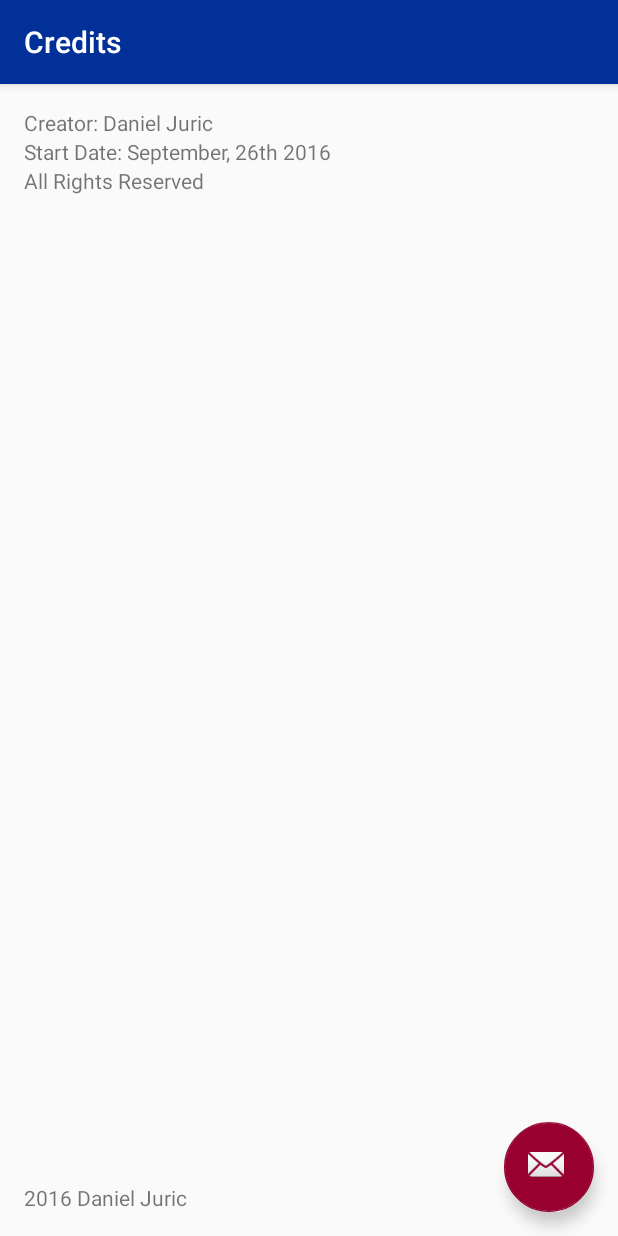
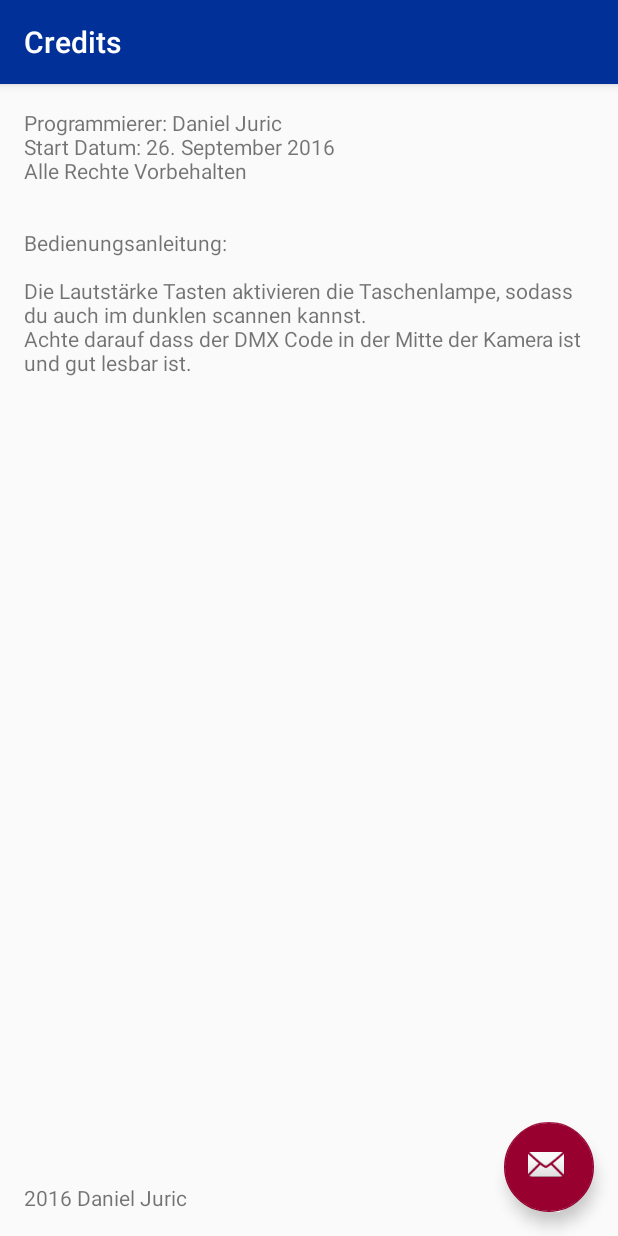
Before and after one commit to BorgWarner-MAI/BW-DMX-Scanner, an Android app: the screen it shows after launch (AboutActivity), after a tap on "About", on a phone screen of 412 x 824 dp. Run offline under Robolectric (Android 15) with nearby library versions, the phone set to English and light mode, and no system bars; our stand-ins replace AdMob; libraries missing offline, so code that uses them is left out: com.crashlytics.android, com.google.zxing.integration, io.fabric.sdk; 1 statement that could not run was skipped.

Commit message:
v1.0.0 (72) RELEASE Kommentare geaddet

```diff
--- a/app/build.gradle
+++ b/app/build.gradle
@@ -22,7 +22,7 @@ android {
         applicationId "danieljuric.borgwarner"
         minSdkVersion 21
         targetSdkVersion 24
-        versionCode 69
+        versionCode 72
         versionName "1.0.0"
         testInstrumentationRunner "android.support.test.runner.AndroidJUnitRunner"
     }
--- a/app/src/main/java/danieljuric/borgwarner/AboutActivity.java
+++ b/app/src/main/java/danieljuric/borgwarner/AboutActivity.java
@@ -7,6 +7,7 @@ import android.support.design.widget.Snackbar;
 import android.support.v7.app.AppCompatActivity;
 import android.support.v7.widget.Toolbar;
 import android.view.View;
+import android.widget.TextView;
 import android.widget.Toast;
 
 public class AboutActivity extends AppCompatActivity {
@@ -17,6 +18,12 @@ public class AboutActivity extends AppCompatActivity {
         setContentView(R.layout.activity_about);
         Toolbar toolbar = (Toolbar) findViewById(R.id.toolbar);
         setSupportActionBar(toolbar);
+
+        /*   Infos schreiben */
+         final String text = "Programmierer: Daniel Juric\nStart Datum: 26. September 2016\nAlle Rechte Vorbehalten\n\n\nBedienungsanleitung:\n\nDie Lautstärke Tasten aktivieren die Taschenlampe, sodass du auch im dunklen scannen kannst.\nAchte darauf dass der DMX Code in der Mitte der Kamera ist und gut lesbar ist.";
+        TextView about_text_all = (TextView) findViewById(R.id.about_text_all);
+        about_text_all.setText(text);
+        /*  Infos schreiben ende */
 
         FloatingActionButton fab = (FloatingActionButton) findViewById(R.id.fab);
         fab.setOnClickListener(new View.OnClickListener() {
--- a/app/src/main/java/danieljuric/borgwarner/MainActivity.java
+++ b/app/src/main/java/danieljuric/borgwarner/MainActivity.java
@@ -39,25 +39,28 @@ public class MainActivity extends AppCompatActivity {
     @Override
     protected void onCreate(Bundle savedInstanceState) {
         super.onCreate(savedInstanceState);
-        Fabric.with(this, new Crashlytics(), new CrashlyticsNdk());
+        Fabric.with(this, new Crashlytics(), new CrashlyticsNdk()); // Crashlytics Aktivieren
         setContentView(R.layout.activity_main);
 
         // Ad Banner Main Unten
         mAdView = (AdView) findViewById(R.id.adView);
         AdRequest adRequest = new AdRequest.Builder().build();
         mAdView.loadAd(adRequest);
-
+        // Addbanner Fertig
 
         // Finde die Toolbar
         Toolbar toolbar = (Toolbar) findViewById(R.id.toolbar);
         // Setze Toolbar zu Actionbar für diese Activity
         // Die Toolbar darf nicht null sein
         setSupportActionBar(toolbar);
+        // Toolbar fertig
 
+        // File Saving
         FileSystem fileSystem = new FileSystem();
         Toast.makeText(this, fileSystem.loadFromTxt(), Toast.LENGTH_LONG).show();
+        //File Saving fertig
 
-
+        // Scan Button
         final Button main_button_encode = (Button) findViewById(R.id.main_button_encode);
         main_button_encode.setOnClickListener(new View.OnClickListener() {
             @Override
@@ -71,12 +74,13 @@ public class MainActivity extends AppCompatActivity {
                 scanIntegrator.initiateScan();
             }
         });
+        // Scan Button Fertig
 
     }
 
     /**
      *
-     *  TOOLBAR
+     *  TOOLBAR Methoden
      *
      */
     @Override
@@ -99,6 +103,7 @@ public class MainActivity extends AppCompatActivity {
                 return super.onOptionsItemSelected(item);
         }
     }
+    // Toolbar Fertig
 
     /**
      *
@@ -107,20 +112,23 @@ public class MainActivity extends AppCompatActivity {
      */
 
 
-
+// Wird aufgerufen, wenn der Scan erfolgt
     public void onActivityResult(int requestCode, int resultCode, Intent intent) {
         Vibrator vibration = (Vibrator) this.getSystemService(Context.VIBRATOR_SERVICE);
         startVibration(vibration);
 
 
 
-
+        // Hole die Infos des Scans
         final IntentResult scanningResult = IntentIntegrator.parseActivityResult(requestCode, resultCode, intent);
 
-        if (scanningResult != null) {
+
+        if (scanningResult != null/* Wenn Scanner Infos hat */) {
+            // Hole den Code von der Scan Info
             final String scanContent = scanningResult.getContents();
             //Toast.makeText(this, "Code Erkannt:\n" + scanContent, Toast.LENGTH_LONG).show();
 
+            // Alle Texte Definieren
             TextView main_code_string                          = (TextView) findViewById(R.id.main_code_string);
             TextView main_code_encoded                         = (TextView) findViewById(R.id.main_code_encoded);
             final TextView main_code_type_string               = (TextView) findViewById(R.id.main_code_type_string);
@@ -132,7 +140,7 @@ public class MainActivity extends AppCompatActivity {
             final TextView main_code_counter_string            = (TextView) findViewById(R.id.main_code_counter_string);
             final Switch   main_switch_translateToLang         = (Switch)   findViewById(R.id.main_switch_translateToLang);
 
-
+            // Codes setzen
             main_code_encoded.setText(scanContent);
             main_code_string.setText(scanContent);
 
@@ -152,6 +160,7 @@ public class MainActivity extends AppCompatActivity {
                     final String normCodeE_New = scanContent.substring(22, 27);
                     final String normCodeF_New = scanContent.substring(27, 32);
 
+                    // Setze die Gesplitteten infos ein
                     main_code_plant_string.setText(normCodeA_New);
                     main_code_inventoryOfMachine_string.setText(normCodeB_New);
                     main_code_bwPartNo_string.setText(normCodeC_New);
@@ -159,7 +168,7 @@ public class MainActivity extends AppCompatActivity {
                     main_code_julainDate_string.setText(normCodeE_New);
                     main_code_counter_string.setText(normCodeF_New);
 
-
+                    // Übersetzter Switcher
                     main_switch_translateToLang.setOnCheckedChangeListener(new CompoundButton.OnCheckedChangeListener() {
                         @Override
                         public void onCheckedChanged(CompoundButton buttonView, boolean isChecked) {
@@ -190,6 +199,7 @@ public class MainActivity extends AppCompatActivity {
                     final String normCodeC_Old = scanContent.substring(10, 24);
                     final String normCodeD_Old = scanContent.substring(24, 32);
 
+                    // Setzte die Gesplitteten Infos ein
                     main_code_plant_string.setText(normCodeA_Old);
                     main_code_inventoryOfMachine_string.setText(normCodeB_Old);
                     main_code_bwPartNo_string.setText(normCodeC_Old);
@@ -197,6 +207,7 @@ public class MainActivity extends AppCompatActivity {
                     main_code_julainDate_string.setText("");
                     main_code_counter_string.setText("");
 
+                    // Übersetzer Switcher
                     main_switch_translateToLang.setOnCheckedChangeListener(new CompoundButton.OnCheckedChangeListener() {
                         @Override
                         public void onCheckedChanged(CompoundButton buttonView, boolean isChecked) {
@@ -227,7 +238,7 @@ public class MainActivity extends AppCompatActivity {
             /** ================== Nach der Einteilung ================== **/
 
             final String text = "Der gescanne Code:\n" + scanContent + "\n\nOrt: " + main_code_plant_string.getText() + "\nInventarnummer: " + main_code_inventoryOfMachine_string.getText() + "\nBW Teil Nummer: " + main_code_bwPartNo_string.getText() + "\nÄnderungszustand: " + main_code_EngRevLvl_string.getText() + "\nJulianisches Datum: " + main_code_julainDate_string.getText() + "\nZähler:" + main_code_counter_string.getText() + "\n\nArt des Codes: " + main_code_type_string.getText() + "\n";
-            setScanContent(scanContent);
+            setScanContent(scanContent);        /** TODO Ändere das hier, sodass die Translation geht **/
             setAllCodes(text);
             FileSystem fileSystem = new FileSystem();
             // Text Datei Anlegen
--- a/app/src/main/res/layout/activity_main.xml
+++ b/app/src/main/res/layout/activity_main.xml
@@ -69,7 +69,7 @@
 
     <Switch
         android:text="@string/main_switch_translateToLang"
-        android:layout_height="100px"
+        android:layout_height="5dp"
         android:id="@+id/main_switch_translateToLang"
         android:checked="false"
         android:splitTrack="false"
--- a/app/src/main/res/layout/content_about.xml
+++ b/app/src/main/res/layout/content_about.xml
@@ -17,15 +17,8 @@
         android:layout_width="wrap_content"
         android:layout_height="wrap_content"
         android:id="@+id/about_text_author"
-        android:text="@string/about_text_author"/>
-
-    <TextView
-        android:layout_width="wrap_content"
-        android:layout_height="wrap_content"
-        android:id="@+id/about_text_startDate"
-        android:text="@string/about_text_startDate"
-        android:layout_below="@+id/about_text_author"
-        android:layout_alignParentStart="true" />
+        android:text="@string/about_text_author"
+        android:visibility="invisible"/>
 
     <TextView
         android:layout_width="wrap_content"
@@ -33,7 +26,8 @@
         android:id="@+id/about_text_allRightsReserved"
         android:text="@string/about_text_allRightsReserved"
         android:layout_below="@+id/about_text_startDate"
-        android:layout_alignParentStart="true" />
+        android:layout_alignParentStart="true"
+        android:visibility="invisible"/>
 
     <TextView
         android:layout_width="wrap_content"
@@ -41,6 +35,28 @@
         android:id="@+id/about_text_copyright"
         android:text="@string/main_text_copyright"
         android:layout_alignParentBottom="true"
+        android:layout_alignParentStart="true"
+        android:visibility="visible"/>
+    <ScrollView
+        android:layout_width="match_parent"
+        android:layout_height="match_parent">
+
+        <TextView
+            android:layout_width="match_parent"
+            android:layout_height="match_parent"
+            android:id="@+id/about_text_all"
+            android:text="@string/about_text_all"/>
+
+
+    </ScrollView>
+
+    <TextView
+        android:layout_width="wrap_content"
+        android:layout_height="wrap_content"
+        android:id="@+id/about_text_startDate"
+        android:text="@string/about_text_startDate"
+        android:visibility="invisible"
+        android:layout_below="@+id/about_text_author"
         android:layout_alignParentStart="true" />
 
 
--- a/app/src/main/res/menu/main_menu.xml
+++ b/app/src/main/res/menu/main_menu.xml
@@ -6,7 +6,6 @@
         android:icon="@drawable/ic_action_help_circle"
         app:showAsAction="ifRoom"
         android:title="About"></item>
-
 
     <item
         android:id="@+id/menu_share"
--- a/app/src/main/res/values/strings.xml
+++ b/app/src/main/res/values/strings.xml
@@ -21,4 +21,5 @@
     <string name="about_text_allRightsReserved">All Rights Reserved</string>
     <string name="main_menu_item_about">About</string>
     <string name="main_menu_item_share">Share</string>
+    <string name="about_text_all" translatable="false">" "</string>
 </resources>
```
Also changed, not shown: app/src/main/res/layout/toolbar_main.xml (+7 -11 lines), 1 other file.
